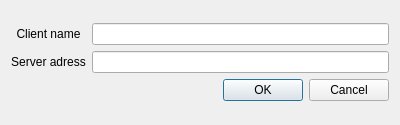
Old version of the form src/ui/server_dialog.ui in the repository EduardFrlicka/ICP-Projekt.
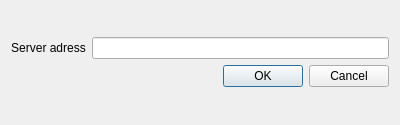
New version of the form.

Commit message: Status bar error messages, Client uniqe ID generation, long messages collapse

Patch:
```diff
--- a/src/ui/server_dialog.ui
+++ b/src/ui/server_dialog.ui
@@ -20,22 +20,6 @@
    <item row="0" column="0">
     <layout class="QGridLayout" name="gridLayout">
      <item row="0" column="0">
-      <widget class="QLabel" name="clientNameLabel">
-       <property name="text">
-        <string>Client name</string>
-       </property>
-       <property name="alignment">
-        <set>Qt::AlignCenter</set>
-       </property>
-       <property name="wordWrap">
-        <bool>false</bool>
-       </property>
-      </widget>
-     </item>
-     <item row="0" column="1">
-      <widget class="QLineEdit" name="clientNameInput"/>
-     </item>
-     <item row="1" column="0">
       <widget class="QLabel" name="serverAdressLabel">
        <property name="text">
         <string>Server adress</string>
@@ -48,14 +32,7 @@
        </property>
       </widget>
      </item>
-     <item row="1" column="1">
-      <widget class="QLineEdit" name="serverAdressInput">
-       <property name="placeholderText">
-        <string/>
-       </property>
-      </widget>
-     </item>
-     <item row="2" column="0" colspan="2">
+     <item row="1" column="0" colspan="2">
       <widget class="QDialogButtonBox" name="buttonBox">
        <property name="orientation">
         <enum>Qt::Horizontal</enum>
@@ -65,6 +42,13 @@
        </property>
       </widget>
      </item>
+     <item row="0" column="1">
+      <widget class="QLineEdit" name="serverAdressInput">
+       <property name="placeholderText">
+        <string/>
+       </property>
+      </widget>
+     </item>
     </layout>
    </item>
   </layout>
```
Left out of the diff: 2 changed lines with no effect on the pictures. The commit also changes 7 other files.
